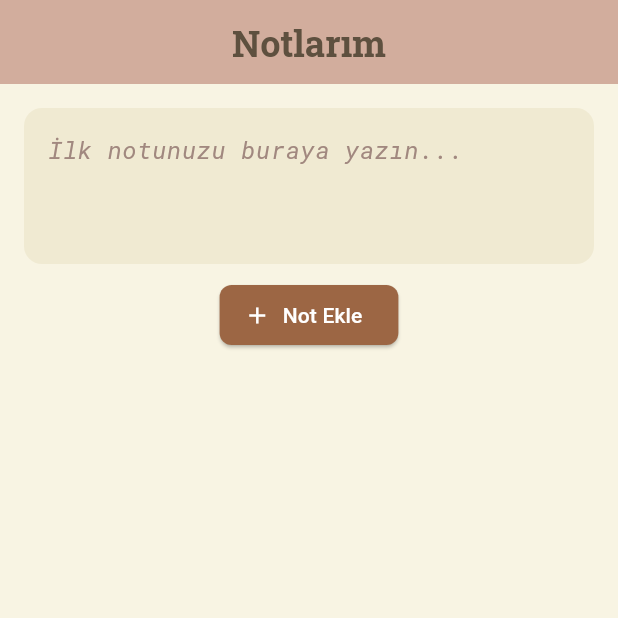
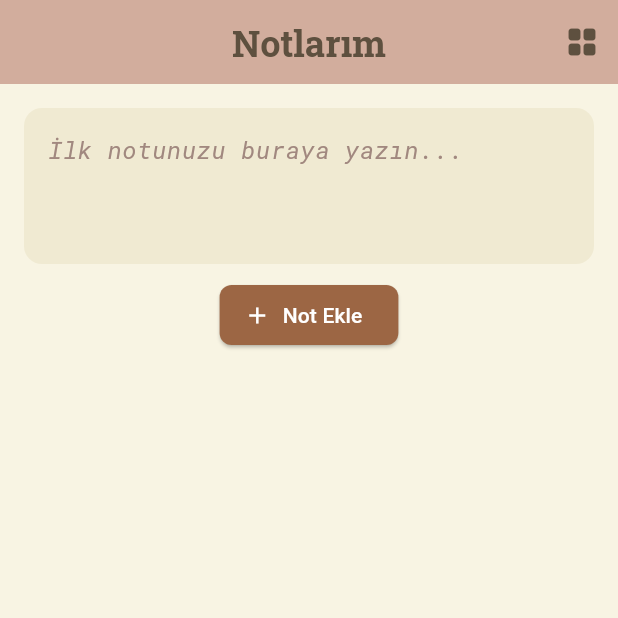
Before and after one commit to ErdemErgenc/not_defteri, a Flutter app: the screen it shows after launch, on a phone screen of 412 x 824 dp, the top half of it. Run offline on Flutter 3.47's test engine with Material 3 defaults, Android fonts, the phone set to English and light mode, and no system bars; our stand-ins replace flutter_screenutil, get, get_storage, google_fonts.

Commit message:
Add toggle for grid and list view in note display

```diff
--- a/lib/note_home/note_home.dart
+++ b/lib/note_home/note_home.dart
@@ -10,6 +10,7 @@ class NoteHome extends StatelessWidget {
   final NoteController controller = Get.put(NoteController());
   final TextEditingController _controller = TextEditingController();
   final AppColors appColors = AppColors();
+  final RxBool isGrid = false.obs; // Görünüm tipi
 
   NoteHome({super.key});
 
@@ -29,6 +30,18 @@ class NoteHome extends StatelessWidget {
         backgroundColor: const Color(0xFFDAB49D),
         elevation: 2,
         centerTitle: true,
+        actions: [
+          Obx(
+            () => IconButton(
+              icon: Icon(
+                isGrid.value ? Icons.view_list : Icons.grid_view_rounded,
+                color: const Color(0xFF5E503F),
+              ),
+              tooltip: "Görünümü Değiştir",
+              onPressed: () => isGrid.value = !isGrid.value,
+            ),
+          ),
+        ],
       ),
       body: Padding(
         padding: const EdgeInsets.all(16),
@@ -86,11 +99,25 @@ class NoteHome extends StatelessWidget {
                     ),
                   );
                 }
-
-                return ListView.builder(
-                  itemCount: controller.items.length,
-                  itemBuilder: (ctx, i) => _buildNoteCard(ctx, i),
-                );
+                // Görünüme göre widget seç
+                if (isGrid.value) {
+                  return GridView.builder(
+                    itemCount: controller.items.length,
+                    gridDelegate:
+                        const SliverGridDelegateWithFixedCrossAxisCount(
+                          crossAxisCount: 2,
+                          crossAxisSpacing: 14,
+                          mainAxisSpacing: 14,
+                          childAspectRatio: 1.1,
+                        ),
+                    itemBuilder: (ctx, i) => _buildNoteCard(ctx, i),
+                  );
+                } else {
+                  return ListView.builder(
+                    itemCount: controller.items.length,
+                    itemBuilder: (ctx, i) => _buildNoteCard(ctx, i),
+                  );
+                }
               }),
             ),
           ],
```
